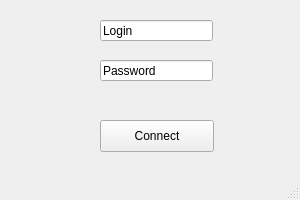
Above: Client/connectionwindow.ui from monsty/licenserecognizer before the change. Below: the same form after it.
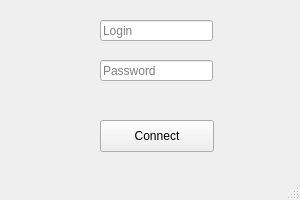
That is the form after the change.

Commit message: add a folder view in client gui

```diff
--- a/Client/connectionwindow.ui
+++ b/Client/connectionwindow.ui
@@ -62,6 +62,9 @@
      </rect>
     </property>
     <property name="text">
+     <string/>
+    </property>
+    <property name="placeholderText">
      <string>Login</string>
     </property>
    </widget>
@@ -75,6 +78,9 @@
      </rect>
     </property>
     <property name="text">
+     <string/>
+    </property>
+    <property name="placeholderText">
      <string>Password</string>
     </property>
    </widget>
```
Left out of the diff: 2 changed lines with no effect on the pictures. The commit also changes 4 other files.
